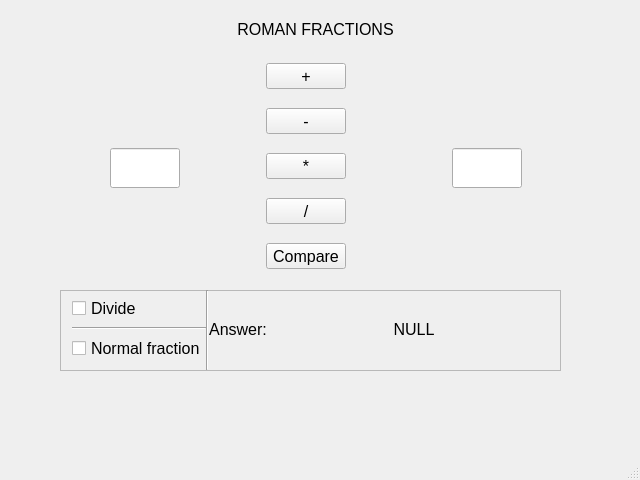
Above: src/mainwindow.ui from Tsettaro/roman-fraction before the change. Below: the same form after it.
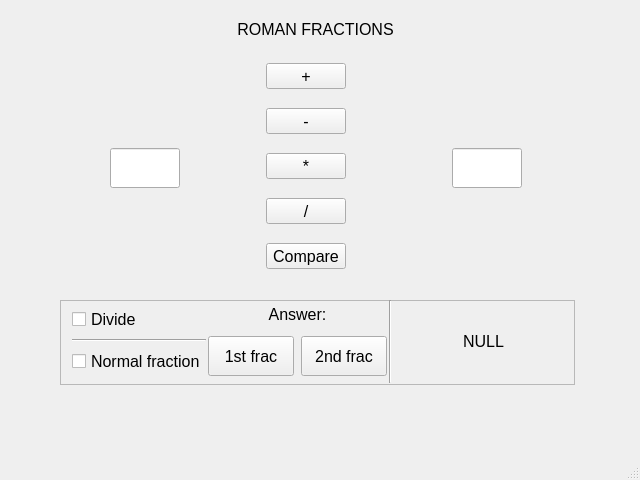
That is the form after the change. Icons and pictures are not drawn.

Commit message:
Memory buttons
1) Memory buttons
2) Result view in format "RN/RN"

```diff
--- a/src/mainwindow.ui
+++ b/src/mainwindow.ui
@@ -289,9 +289,9 @@
     <property name="geometry">
      <rect>
       <x>60</x>
-      <y>290</y>
-      <width>501</width>
-      <height>81</height>
+      <y>300</y>
+      <width>515</width>
+      <height>85</height>
      </rect>
     </property>
     <property name="frameShape">
@@ -305,8 +305,8 @@
       <rect>
        <x>0</x>
        <y>0</y>
-       <width>501</width>
-       <height>80</height>
+       <width>515</width>
+       <height>83</height>
       </rect>
      </property>
      <layout class="QHBoxLayout" name="horizontalLayout_2">
@@ -359,6 +359,74 @@
         </item>
        </layout>
       </item>
+      <item>
+       <layout class="QVBoxLayout" name="verticalLayout_5">
+        <property name="spacing">
+         <number>7</number>
+        </property>
+        <property name="leftMargin">
+         <number>2</number>
+        </property>
+        <property name="rightMargin">
+         <number>2</number>
+        </property>
+        <item>
+         <widget class="QLabel" name="label_2">
+          <property name="sizePolicy">
+           <sizepolicy hsizetype="Fixed" vsizetype="Fixed">
+            <horstretch>0</horstretch>
+            <verstretch>0</verstretch>
+           </sizepolicy>
+          </property>
+          <property name="maximumSize">
+           <size>
+            <width>180</width>
+            <height>16777215</height>
+           </size>
+          </property>
+          <property name="text">
+           <string>&lt;html&gt;&lt;head/&gt;&lt;body&gt;&lt;p align=&quot;center&quot;&gt;Answer:&lt;/p&gt;&lt;/body&gt;&lt;/html&gt;</string>
+          </property>
+          <property name="alignment">
+           <set>Qt::AlignCenter</set>
+          </property>
+          <property name="margin">
+           <number>10</number>
+          </property>
+         </widget>
+        </item>
+        <item>
+         <layout class="QGridLayout" name="gridLayout_2">
+          <item row="0" column="1">
+           <widget class="QPushButton" name="cp_1st">
+            <property name="maximumSize">
+             <size>
+              <width>90</width>
+              <height>40</height>
+             </size>
+            </property>
+            <property name="text">
+             <string>1st frac</string>
+            </property>
+           </widget>
+          </item>
+          <item row="0" column="2">
+           <widget class="QPushButton" name="cp_2nd">
+            <property name="maximumSize">
+             <size>
+              <width>90</width>
+              <height>40</height>
+             </size>
+            </property>
+            <property name="text">
+             <string>2nd frac</string>
+            </property>
+           </widget>
+          </item>
+         </layout>
+        </item>
+       </layout>
+      </item>
       <item>
        <widget class="Line" name="line_4">
         <property name="orientation">
@@ -367,24 +435,7 @@
        </widget>
       </item>
       <item>
-       <widget class="QLabel" name="label_2">
-        <property name="sizePolicy">
-         <sizepolicy hsizetype="Fixed" vsizetype="Fixed">
-          <horstretch>0</horstretch>
-          <verstretch>0</verstretch>
-         </sizepolicy>
-        </property>
-        <property name="text">
-         <string>Answer:</string>
-        </property>
-        <property name="alignment">
-         <set>Qt::AlignCenter</set>
-        </property>
-        <property name="margin">
-         <number>10</number>
-        </property>
-       </widget>
-      </item>
+       <layout class="QVBoxLayout" name="verticalLayout_3">
       <item>
        <widget class="QLabel" name="label_3">
         <property name="font">
@@ -409,6 +460,8 @@
          <number>5</number>
         </property>
        </widget>
+        </item>
+       </layout>
       </item>
      </layout>
     </widget>
```
Lines whose indentation alone changed are shown as unchanged. The commit also changes 3 other files.
